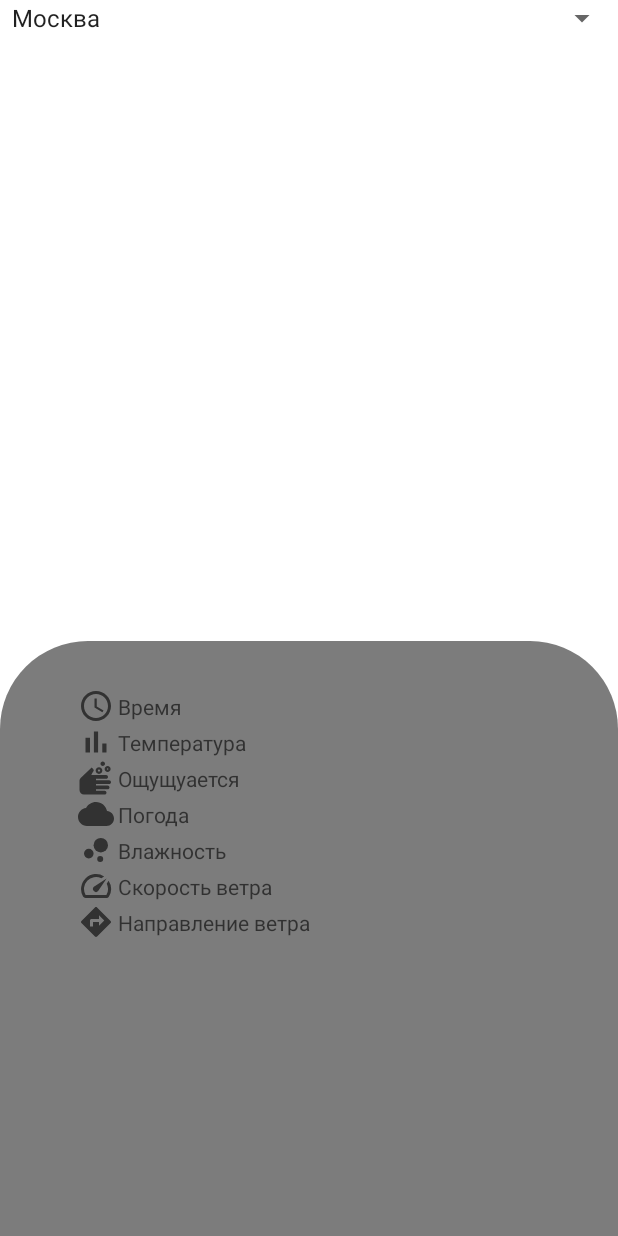
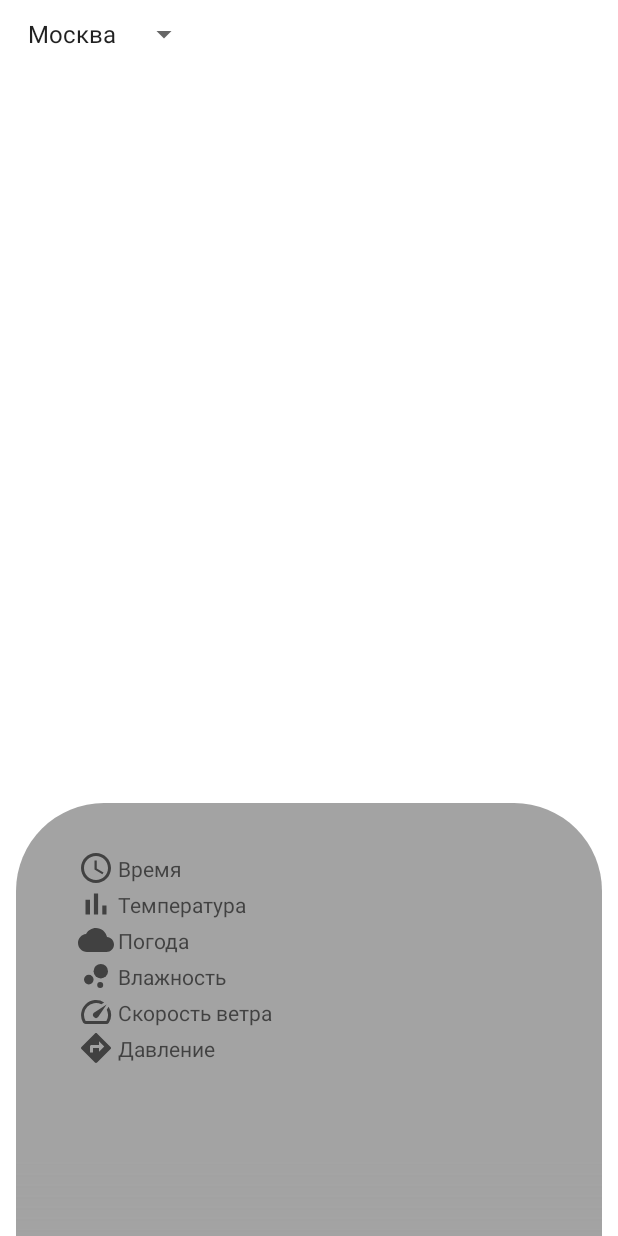
Before and after one commit to alf3ratz/AvitoWeather, an Android app: the layout weather_fragment.xml on its own in the app's theme, with its tools: preview values and no code run, on a phone screen of 412 x 824 dp. Run offline under Robolectric (Android 15) with nearby library versions, the phone set to English and light mode, and no system bars.

Commit message:
twelve commit

```diff
--- a/app/src/main/java/hse/ru/avitoweather/network/ApiService.kt
+++ b/app/src/main/java/hse/ru/avitoweather/network/ApiService.kt
@@ -1,5 +1,6 @@
 package hse.ru.avitoweather.network
 
+import hse.ru.avitoweather.responses.DayResponse
 import hse.ru.avitoweather.responses.HourlyResponse
 import hse.ru.avitoweather.responses.WeatherResponse
 import retrofit2.Call
@@ -16,4 +17,7 @@ interface ApiService {
 
     @GET("onecall?lat=55.749804&lon=37.621059&units=metric&exclude=current,minutely,daily,alerts&lang=ru")
     fun getWeatherAtLastHour(@Query("appid")appid:String):Call<HourlyResponse>
+
+    @GET("onecall?lat=55.749804&lon=37.621059&units=metric&exclude=current,minutely,hourly,alerts&lang=ru")
+    fun getWeatherAtLastDay(@Query("appid")appid:String):Call<DayResponse>
 }
--- a/app/src/main/java/hse/ru/avitoweather/viewmodels/WeatherViewModel.kt
+++ b/app/src/main/java/hse/ru/avitoweather/viewmodels/WeatherViewModel.kt
@@ -5,6 +5,7 @@ import androidx.annotation.NonNull
 import androidx.lifecycle.AndroidViewModel
 import androidx.lifecycle.LiveData
 import hse.ru.avitoweather.repositories.WeatherRepository
+import hse.ru.avitoweather.responses.DayResponse
 import hse.ru.avitoweather.responses.HourlyResponse
 import hse.ru.avitoweather.responses.WeatherResponse
 
@@ -20,4 +21,8 @@ class WeatherViewModel(@NonNull application: Application) : AndroidViewModel(app
     fun getWeatherAtLastHour(apiKey:String): LiveData<HourlyResponse> {
         return loginRepository.getWeatherAtLastHour(apiKey)
     }
+
+    fun getWeatherAtLastDay(apiKey:String):LiveData<DayResponse>{
+        return loginRepository.getWeatherAtLastDay(apiKey)
+    }
 }
--- /dev/null
+++ b/app/src/main/res/drawable/fading_background.xml
@@ -0,0 +1,7 @@
+<?xml version="1.0" encoding="utf-8"?>
+<shape xmlns:android="http://schemas.android.com/apk/res/android">
+    <gradient
+        android:angle="90"
+        android:endColor="@color/hourly_weather_background_color"
+        android:startColor="@android:color/transparent"/>
+</shape>
--- a/app/src/main/res/layout/weather_fragment.xml
+++ b/app/src/main/res/layout/weather_fragment.xml
@@ -1,21 +1,25 @@
 <?xml version="1.0" encoding="utf-8"?>
 <layout xmlns:android="http://schemas.android.com/apk/res/android"
     xmlns:app="http://schemas.android.com/apk/res-auto">
+
     <data>
 
         <variable
             name="weatherInfo"
-            type="hse.ru.avitoweather.models.HourEntity" />
+            type="hse.ru.avitoweather.models.DayEntity" />
     </data>
+
     <androidx.constraintlayout.widget.ConstraintLayout
+        android:id="@+id/layout"
         android:layout_width="match_parent"
-        android:layout_height="match_parent"
-        android:id="@+id/layout">
+        android:layout_height="match_parent">
 
         <Spinner
             android:id="@+id/spinner"
-            android:layout_width="match_parent"
+            android:layout_width="wrap_content"
             android:layout_height="wrap_content"
+            android:layout_marginStart="@dimen/_8sdp"
+            android:layout_marginTop="@dimen/_8sdp"
             android:entries="@array/cityNames"
             app:layout_constraintStart_toStartOf="parent"
             app:layout_constraintTop_toTopOf="parent" />
@@ -23,41 +27,62 @@
         <androidx.viewpager2.widget.ViewPager2
             android:id="@+id/viewPager"
             android:layout_width="match_parent"
-            android:layout_height="@dimen/_160sdp"
+            android:layout_height="@dimen/_220sdp"
+            android:orientation="horizontal"
             android:paddingStart="@dimen/_80sdp"
             android:paddingEnd="@dimen/_80sdp"
-            android:orientation="horizontal"
             app:layout_constraintStart_toStartOf="parent"
             app:layout_constraintTop_toBottomOf="@id/spinner" />
 
         <androidx.constraintlayout.widget.ConstraintLayout
             android:layout_width="match_parent"
             android:layout_height="0dp"
+            app:layout_constraintBaseline_toBottomOf="parent"
             app:layout_constraintBottom_toBottomOf="parent"
-            app:layout_constraintBaseline_toBottomOf="parent"
             app:layout_constraintTop_toBottomOf="@id/viewPager">
 
             <View
                 android:id="@+id/viewSupporter"
                 android:layout_width="match_parent"
                 android:layout_height="@dimen/_150sdp"
+                app:layout_constraintBottom_toTopOf="@id/dayWeatherText"
                 app:layout_constraintTop_toTopOf="parent" />
-<!--            @id/directionIcon-->
+
+            <TextView
+                android:id="@+id/dayWeatherText"
+                android:layout_width="wrap_content"
+                android:layout_height="wrap_content"
+                android:text="@{`Погода на сегодня в городе `+weatherInfo.cityName}"
+                app:layout_constraintBottom_toTopOf="@id/viewBackground"
+                app:layout_constraintStart_toStartOf="parent"
+                app:layout_constraintTop_toBottomOf="@id/viewSupporter" />
+            <!--            @id/directionIcon-->
             <View
                 android:id="@+id/viewBackground"
                 android:layout_width="match_parent"
                 android:layout_height="0dp"
+                android:layout_marginStart="@dimen/_8sdp"
+                android:layout_marginEnd="@dimen/_8sdp"
                 android:background="@drawable/hourly_weather_background"
                 android:paddingBottom="@dimen/_20sdp"
                 app:layout_constraintBottom_toBottomOf="parent"
-                app:layout_constraintTop_toBottomOf="@id/viewSupporter" />
+                app:layout_constraintTop_toBottomOf="@id/dayWeatherText" />
+
+            <View
+                android:id="@+id/viewFadingEdge"
+                android:layout_width="match_parent"
+                android:layout_height="@dimen/_40sdp"
+                android:layout_marginStart="@dimen/_8sdp"
+                android:layout_marginEnd="@dimen/_8sdp"
+                android:background="@drawable/fading_background"
+                app:layout_constraintBottom_toBottomOf="@id/viewBackground" />
 
             <ImageView
                 android:id="@+id/timeIcon"
                 android:layout_width="wrap_content"
                 android:layout_height="wrap_content"
+                android:layout_marginStart="@dimen/_40sdp"
                 android:layout_marginTop="@dimen/_20sdp"
-                android:layout_marginStart="@dimen/_40sdp"
                 android:layout_marginEnd="@dimen/_20sdp"
                 android:paddingTop="@dimen/_4sdp"
                 android:src="@drawable/ic_time"
@@ -72,7 +97,7 @@
                 android:layout_marginTop="@dimen/_2sdp"
                 android:hint="Время"
                 android:paddingTop="@dimen/_4sdp"
-                android:text="@{`Время: ` + weatherInfo.dateTimeString}"
+                android:text="@{`Время: ` + weatherInfo.dateTime}"
                 app:layout_constraintStart_toEndOf="@id/timeIcon"
                 app:layout_constraintTop_toTopOf="@id/timeIcon" />
 
@@ -92,29 +117,9 @@
                 android:layout_marginStart="@dimen/_2sdp"
                 android:layout_marginTop="@dimen/_2sdp"
                 android:hint="Температура"
-                android:text="@{`Температура: ` + weatherInfo.temperature+`°C`}"
+                android:text="@{`Температура: ` + weatherInfo.temperature.dayTemp+`°C`}"
                 app:layout_constraintStart_toEndOf="@id/temperatureIcon"
                 app:layout_constraintTop_toBottomOf="@id/timeIcon" />
-
-            <ImageView
-                android:id="@+id/feelingsIcon"
-                android:layout_width="wrap_content"
-                android:layout_height="wrap_content"
-                android:layout_marginEnd="@dimen/_20sdp"
-                android:src="@drawable/ic_feels_like"
-                app:layout_constraintStart_toStartOf="@id/timeIcon"
-                app:layout_constraintTop_toBottomOf="@id/temperatureIcon" />
-
-            <TextView
-                android:id="@+id/feelingsText"
-                android:layout_width="wrap_content"
-                android:layout_height="wrap_content"
-                android:layout_marginStart="@dimen/_2sdp"
-                android:layout_marginTop="@dimen/_2sdp"
-                android:hint="Ощущуается"
-                android:text="@{`Ощущается: ` + weatherInfo.feelsLike + `°C`}"
-                app:layout_constraintStart_toEndOf="@id/feelingsIcon"
-                app:layout_constraintTop_toBottomOf="@id/temperatureIcon" />
 
             <ImageView
                 android:id="@+id/weatherIcon"
@@ -123,7 +128,7 @@
                 android:layout_marginEnd="@dimen/_20sdp"
                 android:src="@drawable/ic_cloud"
                 app:layout_constraintStart_toStartOf="@id/timeIcon"
-                app:layout_constraintTop_toBottomOf="@id/feelingsIcon" />
+                app:layout_constraintTop_toBottomOf="@id/temperatureIcon" />
 
             <TextView
                 android:id="@+id/weatherDescription"
@@ -134,7 +139,7 @@
                 android:hint="Погода"
                 android:text="@{`Погода: ` + weatherInfo.weather[0].description}"
                 app:layout_constraintStart_toEndOf="@id/weatherIcon"
-                app:layout_constraintTop_toBottomOf="@id/feelingsIcon" />
+                app:layout_constraintTop_toBottomOf="@id/temperatureIcon" />
 
             <ImageView
                 android:id="@+id/humidityIcon"
@@ -172,7 +177,7 @@
                 android:layout_marginStart="@dimen/_2sdp"
                 android:layout_marginTop="@dimen/_2sdp"
                 android:hint="Скорость ветра"
-                android:text="@{`Скорость ветра: ` + weatherInfo.windSpeed+ `м/с`}"
+                android:text="@{`Скорость ветра: ` + weatherInfo.speed+ `м/с`}"
                 app:layout_constraintStart_toEndOf="@id/speedIcon"
                 app:layout_constraintTop_toBottomOf="@id/humidityIcon" />
 
@@ -192,8 +197,8 @@
                 android:layout_height="wrap_content"
                 android:layout_marginStart="@dimen/_2sdp"
                 android:layout_marginTop="@dimen/_2sdp"
-                android:hint="Направление ветра"
-                android:text="@{`Направление ветра: ` + weatherInfo.windDirection}"
+                android:hint="Давление"
+                android:text="@{`Давление: ` + weatherInfo.pressure}"
                 app:layout_constraintStart_toEndOf="@id/directionIcon"
                 app:layout_constraintTop_toBottomOf="@id/speedIcon" />
         </androidx.constraintlayout.widget.ConstraintLayout>
--- a/app/src/main/res/values/colors.xml
+++ b/app/src/main/res/values/colors.xml
@@ -7,5 +7,5 @@
     <color name="teal_700">#FF018786</color>
     <color name="black">#FF000000</color>
     <color name="white">#FFFFFFFF</color>
-    <color name="hourly_weather_background_color">#7C7C7C</color>
+    <color name="hourly_weather_background_color">#A3A3A3</color>
 </resources>
```
Also changed, not shown: app/src/main/java/hse/ru/avitoweather/adapters/WeatherPagerAdapter.kt (+18 -3 lines), app/src/main/java/hse/ru/avitoweather/models/City.kt (added, +11 -0 lines), app/src/main/java/hse/ru/avitoweather/models/DayEntity.kt (added, +63 -0 lines), app/src/main/java/hse/ru/avitoweather/models/FeelsLike.kt (added, +17 -0 lines), app/src/main/java/hse/ru/avitoweather/models/Temperature.kt (added, +23 -0 lines), app/src/main/java/hse/ru/avitoweather/repositories/WeatherRepository.kt (+19 -0 lines), app/src/main/java/hse/ru/avitoweather/responses/DayResponse.kt (added, +24 -0 lines), app/src/main/java/hse/ru/avitoweather/ui/fragments/MainFragment.kt (+63 -37 lines), app/src/main/res/layout/pager_container.xml (+4 -4 lines).
